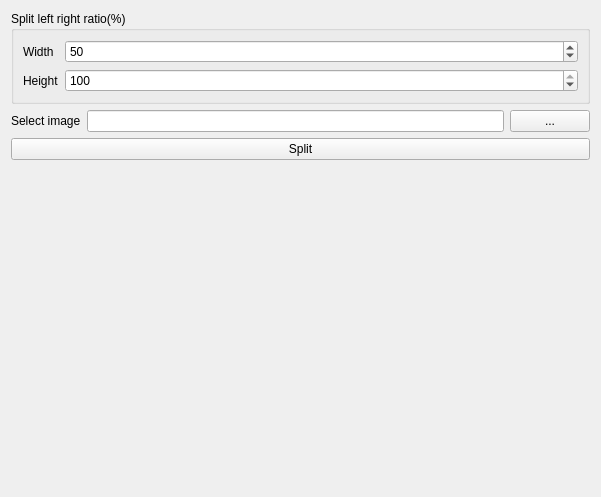
Qt form image_clean_up_tool/image_cropper.ui (stereomatchingkiss/blogCodes2) before a commit.
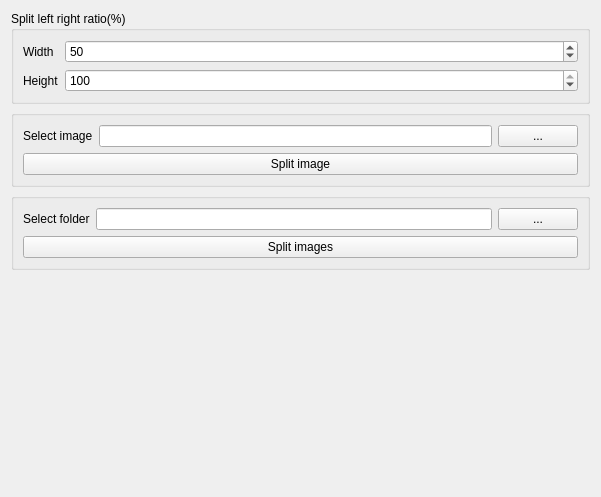
The same form after that commit.

Commit message: support iterate directory

The edit to the form file:
```diff
--- a/image_clean_up_tool/image_cropper.ui
+++ b/image_clean_up_tool/image_cropper.ui
@@ -13,7 +13,7 @@
   <property name="windowTitle">
    <string>Form</string>
   </property>
-  <layout class="QVBoxLayout" name="verticalLayout">
+  <layout class="QVBoxLayout" name="verticalLayout_3">
    <item>
     <widget class="QGroupBox" name="groupBox">
      <property name="title">
@@ -70,6 +70,12 @@
     </widget>
    </item>
    <item>
+    <widget class="QGroupBox" name="groupBox_2">
+     <property name="title">
+      <string/>
+     </property>
+     <layout class="QVBoxLayout" name="verticalLayout">
+      <item>
     <layout class="QHBoxLayout" name="horizontalLayout">
      <item>
       <widget class="QLabel" name="label">
@@ -93,8 +99,48 @@
    <item>
     <widget class="QPushButton" name="pushButtonSplit">
      <property name="text">
-      <string>Split</string>
-     </property>
+         <string>Split image</string>
+        </property>
+       </widget>
+      </item>
+     </layout>
+    </widget>
+   </item>
+   <item>
+    <widget class="QGroupBox" name="groupBox_3">
+     <property name="title">
+      <string/>
+     </property>
+     <layout class="QVBoxLayout" name="verticalLayout_2">
+      <item>
+       <layout class="QHBoxLayout" name="horizontalLayout_2">
+        <item>
+         <widget class="QLabel" name="label_4">
+          <property name="text">
+           <string>Select folder</string>
+          </property>
+         </widget>
+        </item>
+        <item>
+         <widget class="QLineEdit" name="lineEditFolderUrl"/>
+        </item>
+        <item>
+         <widget class="QPushButton" name="pushButtonSeectFolder">
+          <property name="text">
+           <string>...</string>
+          </property>
+         </widget>
+        </item>
+       </layout>
+      </item>
+      <item>
+       <widget class="QPushButton" name="pushButtonSplitImages">
+        <property name="text">
+         <string>Split images</string>
+        </property>
+       </widget>
+      </item>
+     </layout>
     </widget>
    </item>
    <item>
```
Lines whose indentation alone changed are shown as unchanged. The commit also changes 2 other files.
